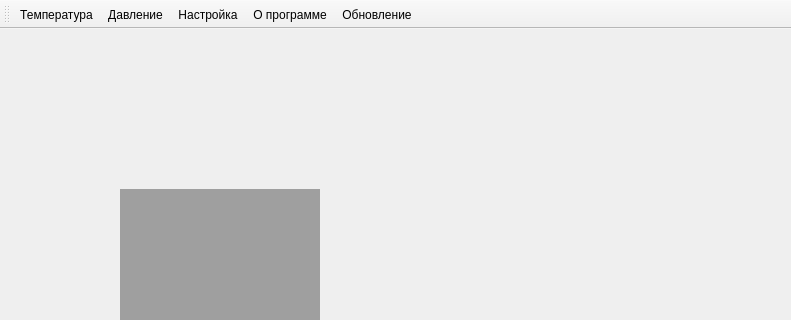
First picture: the form in mymainwindow.ui, repository corvinalive/CalManager, before the edit; both pictures show x 0 to 791 and y 0 to 320 of the 791 by 600 pixel window.
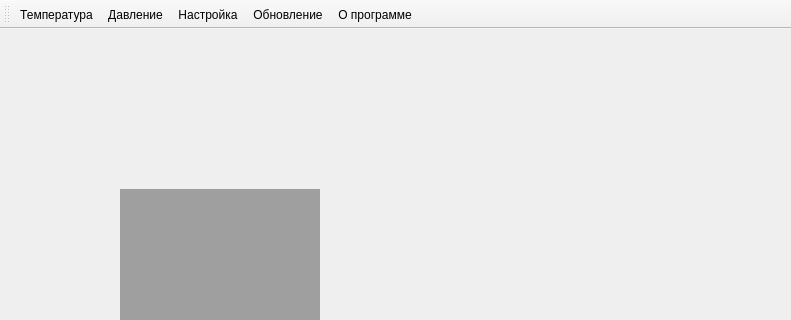
Second picture: the form after the edit.

Patch:
```diff
--- a/mymainwindow.ui
+++ b/mymainwindow.ui
@@ -42,8 +42,8 @@
    <addaction name="Tempaction"/>
    <addaction name="Pressaction"/>
    <addaction name="Setupaction"/>
-   <addaction name="Aboutaction"/>
    <addaction name="Updateaction"/>
+   <addaction name="Aboutaction"/>
   </widget>
   <action name="Tempaction">
    <property name="text">
```
Left out of the diff: 3 changed lines with no effect on the pictures.
